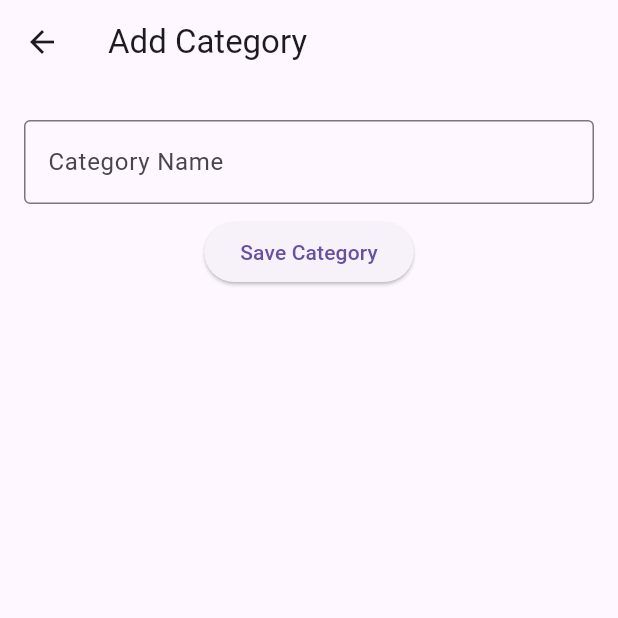
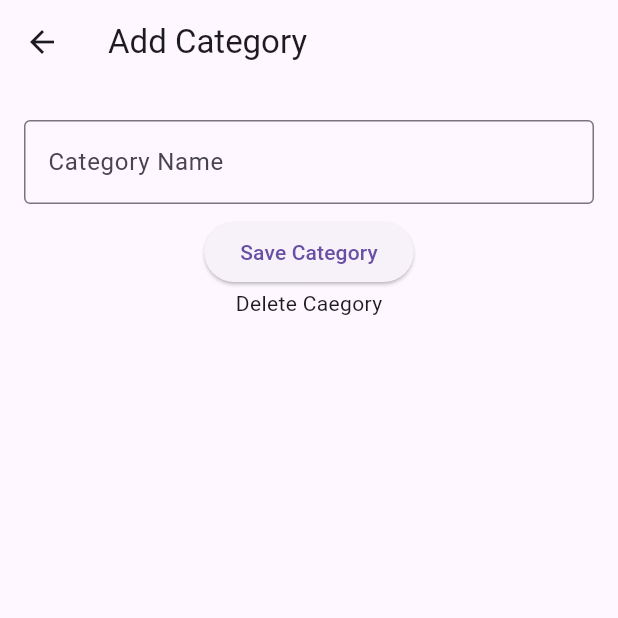
Before and after one commit to anish477/codify_admin, a Flutter app: the AddCategoryScreen screen opened directly, on a phone screen of 412 x 824 dp, the top half of it. Run offline on Flutter 3.47's test engine with Material 3 defaults, Android fonts, the light colour scheme and no system bars; our stand-ins replace cloud_firestore, firebase_auth, firebase_core; accounts and stored records are empty.

Commit message:
Adding delete

```diff
--- a/codify_admin/lib/lesson/add_category.dart
+++ b/codify_admin/lib/lesson/add_category.dart
@@ -81,7 +81,8 @@ class _AddCategoryScreenState extends State<AddCategoryScreen> {
                   }
                 },
                 child: const Text("Save Category"),
-              )
+              ),
+              Text("Delete Caegory"),
             ],
           ),
         ),
```
